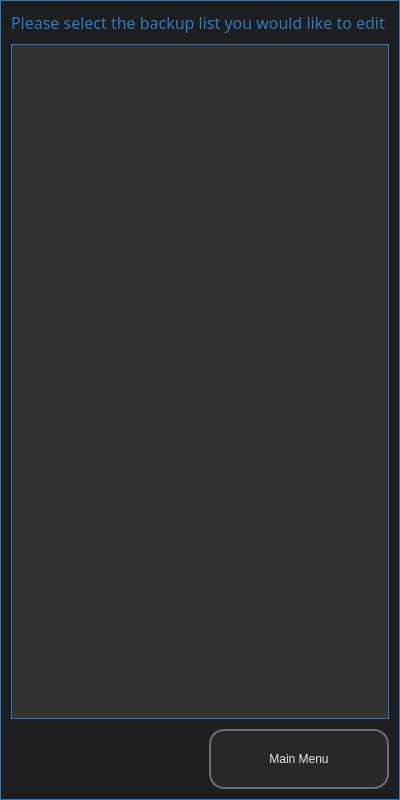
Before: the Qt Designer form ui/ui_02_1_edit_item.ui in il721/EasyBack, drawn with Qt 5.
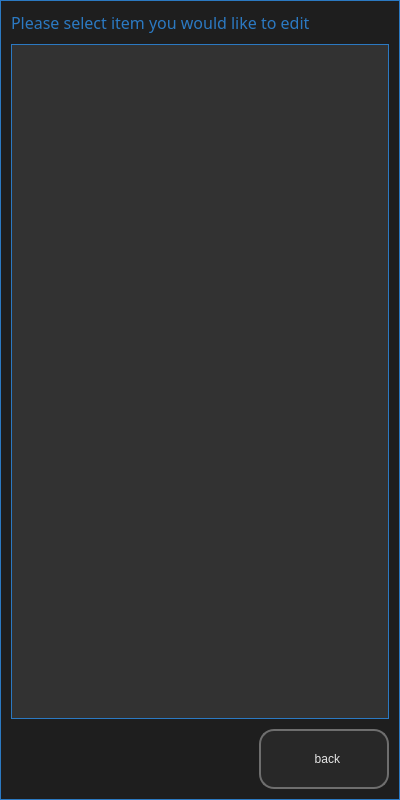
After: the same form once the commit is applied. Icons and pictures are not drawn.

Commit message: Start working on "Edit Item" in list dialog

Patch:
```diff
--- a/ui/ui_02_1_edit_item.ui
+++ b/ui/ui_02_1_edit_item.ui
@@ -16,9 +16,15 @@
     <verstretch>0</verstretch>
    </sizepolicy>
   </property>
+  <property name="minimumSize">
+   <size>
+    <width>400</width>
+    <height>800</height>
+   </size>
+  </property>
   <property name="maximumSize">
    <size>
-    <width>600</width>
+    <width>400</width>
     <height>800</height>
    </size>
   </property>
@@ -85,7 +91,7 @@
       <string notr="true"/>
      </property>
      <property name="text">
-      <string>Please select the backup list you would like to edit</string>
+      <string>Please select item you would like to edit</string>
      </property>
     </widget>
    </item>
@@ -122,19 +128,25 @@
      <item>
       <widget class="QPushButton" name="ok">
        <property name="sizePolicy">
-        <sizepolicy hsizetype="Preferred" vsizetype="Preferred">
+        <sizepolicy hsizetype="Fixed" vsizetype="Fixed">
          <horstretch>0</horstretch>
          <verstretch>0</verstretch>
         </sizepolicy>
        </property>
        <property name="minimumSize">
         <size>
-         <width>180</width>
+         <width>130</width>
+         <height>60</height>
+        </size>
+       </property>
+       <property name="maximumSize">
+        <size>
+         <width>130</width>
          <height>60</height>
         </size>
        </property>
        <property name="text">
-        <string>Main Menu</string>
+        <string>  back</string>
        </property>
        <property name="icon">
         <iconset resource="dop_win_rc.qrc">
```
The commit also changes 5 other files.
